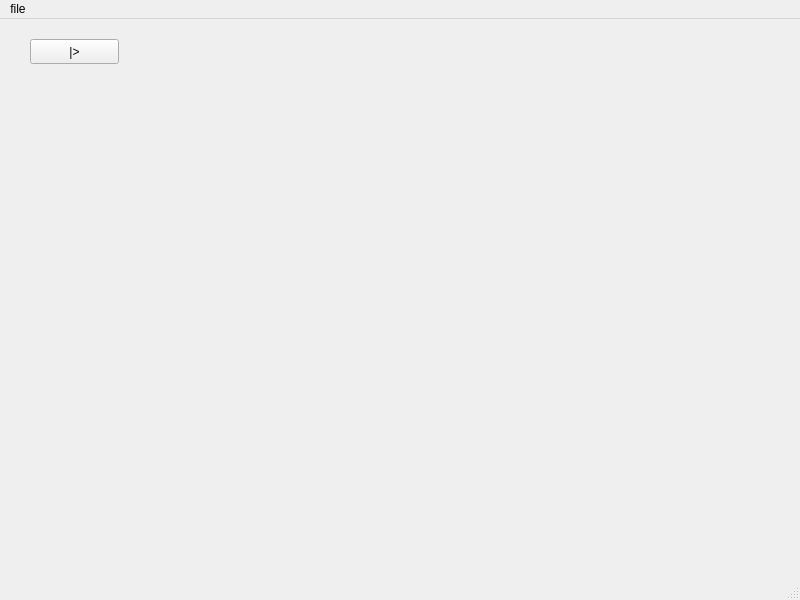
The window that youtube_sample/mainwindow.ui (RikuYokoo/useful_tools) describes before a commit, drawn with Qt 5.
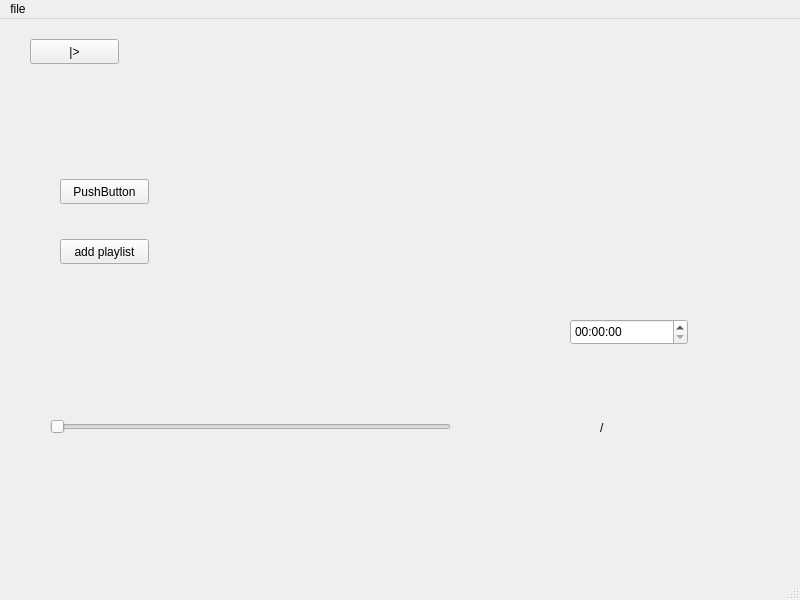
The same window after the commit.

Commit message: とりあえずアップ

What changed in the file:
```diff
--- a/youtube_sample/mainwindow.ui
+++ b/youtube_sample/mainwindow.ui
@@ -30,6 +30,97 @@
      <bool>true</bool>
     </property>
    </widget>
+   <widget class="QSlider" name="timeprogress_bar">
+    <property name="geometry">
+     <rect>
+      <x>50</x>
+      <y>400</y>
+      <width>401</width>
+      <height>16</height>
+     </rect>
+    </property>
+    <property name="maximum">
+     <number>1000</number>
+    </property>
+    <property name="orientation">
+     <enum>Qt::Horizontal</enum>
+    </property>
+   </widget>
+   <widget class="QTimeEdit" name="timeEdit">
+    <property name="geometry">
+     <rect>
+      <x>570</x>
+      <y>300</y>
+      <width>118</width>
+      <height>26</height>
+     </rect>
+    </property>
+   </widget>
+   <widget class="QPushButton" name="pushButton">
+    <property name="geometry">
+     <rect>
+      <x>60</x>
+      <y>160</y>
+      <width>89</width>
+      <height>25</height>
+     </rect>
+    </property>
+    <property name="text">
+     <string>PushButton</string>
+    </property>
+   </widget>
+   <widget class="QLabel" name="label_Now">
+    <property name="geometry">
+     <rect>
+      <x>480</x>
+      <y>400</y>
+      <width>111</width>
+      <height>17</height>
+     </rect>
+    </property>
+    <property name="text">
+     <string/>
+    </property>
+   </widget>
+   <widget class="QLabel" name="label_Total">
+    <property name="geometry">
+     <rect>
+      <x>670</x>
+      <y>400</y>
+      <width>101</width>
+      <height>17</height>
+     </rect>
+    </property>
+    <property name="text">
+     <string/>
+    </property>
+   </widget>
+   <widget class="QLabel" name="label_3">
+    <property name="geometry">
+     <rect>
+      <x>600</x>
+      <y>400</y>
+      <width>67</width>
+      <height>17</height>
+     </rect>
+    </property>
+    <property name="text">
+     <string>/</string>
+    </property>
+   </widget>
+   <widget class="QPushButton" name="playlist_add_Button">
+    <property name="geometry">
+     <rect>
+      <x>60</x>
+      <y>220</y>
+      <width>89</width>
+      <height>25</height>
+     </rect>
+    </property>
+    <property name="text">
+     <string>add playlist</string>
+    </property>
+   </widget>
   </widget>
   <widget class="QMenuBar" name="menubar">
    <property name="geometry">
```
The commit also changes 2 other files.
